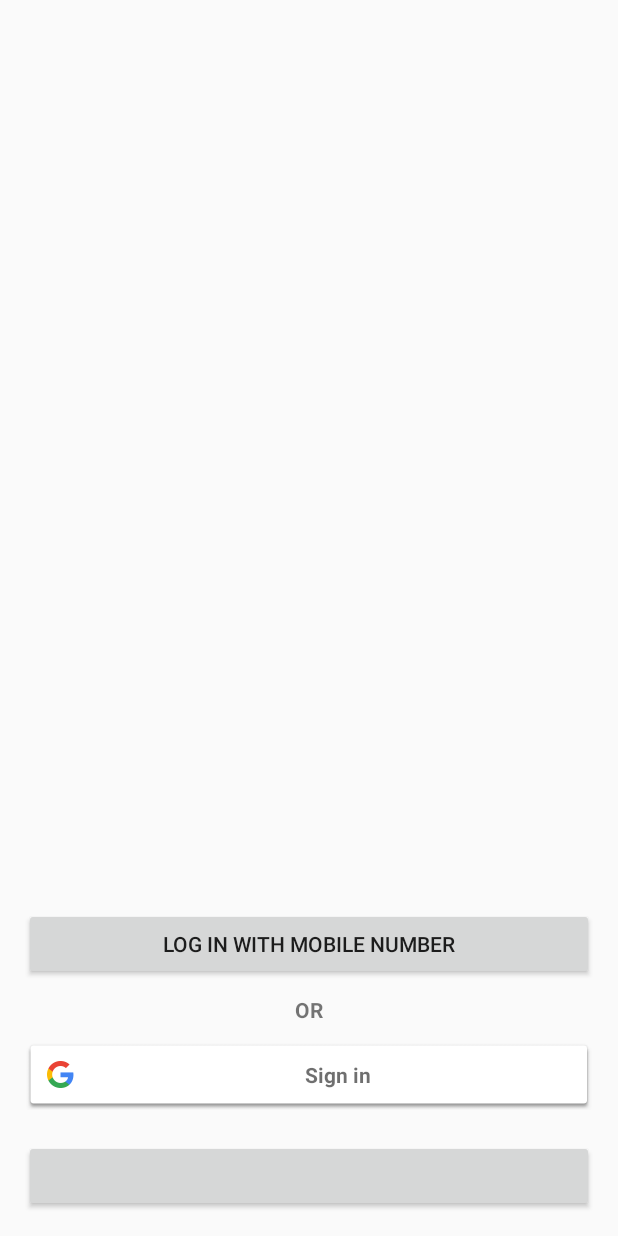
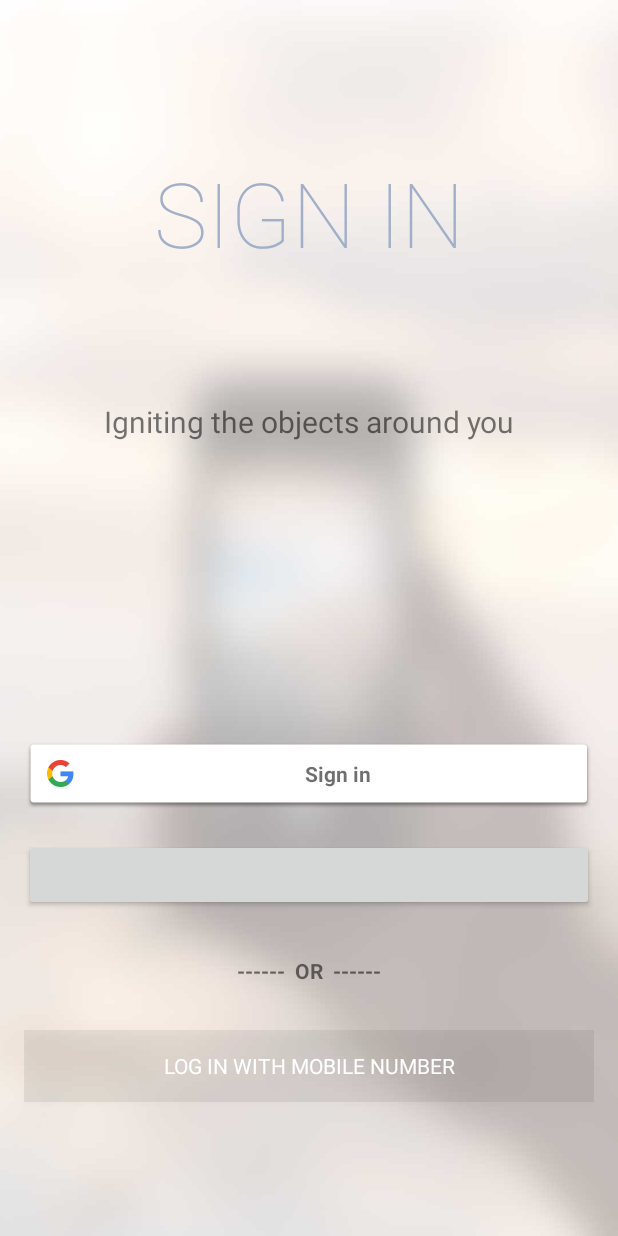
Before and after one commit to CodersForLife/IgnitAR, an Android app: the screen it shows after launch (SignIn), on a phone screen of 412 x 824 dp. Run offline under Robolectric (Android 15) with nearby library versions, the phone set to English and light mode, and no system bars; libraries missing offline, so code that uses them is left out: com.facebook, com.facebook.accountkit, com.facebook.appevents, com.facebook.login, com.firebase.client; plain views replace LoginButton; 13 statements that could not run were skipped.

Commit message:
sign in screen layout changes

```diff
--- a/app/src/main/res/layout/activity_sign_in.xml
+++ b/app/src/main/res/layout/activity_sign_in.xml
@@ -4,29 +4,40 @@
     xmlns:tools="http://schemas.android.com/tools"
     android:layout_width="match_parent"
     android:layout_height="match_parent"
+    android:orientation="vertical"
+    android:weightSum="7"
+    android:background="@drawable/background_blur"
+    tools:context="com.vizy.ignitar.activities.SignIn">
+    <TextView
+        android:layout_width="match_parent"
+        android:layout_weight="3"
+        android:gravity="center|center_horizontal"
+        android:textColor="#a1b0c8"
+        android:layout_marginTop="@dimen/activity_horizontal_margin"
+        android:fontFamily="sans-serif-thin"
+        android:textSize="60sp"
+        android:layout_height="wrap_content"
+        android:text="SIGN IN"/>
+    <TextView
+        android:layout_width="match_parent"
+        android:layout_weight="3"
+        android:fontFamily="sans-serif-thin"
+        android:textStyle="bold"
+        android:textSize="20sp"
+        android:gravity="center_horizontal"
+        android:text="Igniting the objects around you"
+        android:layout_height="wrap_content" />
+    <LinearLayout
+        android:layout_width="match_parent"
+        android:orientation="vertical"
+        android:layout_weight="1"
         android:paddingBottom="@dimen/activity_vertical_margin"
         android:paddingLeft="@dimen/activity_horizontal_margin"
         android:paddingRight="@dimen/activity_horizontal_margin"
         android:paddingTop="@dimen/activity_vertical_margin"
-    tools:context="com.vizy.ignitar.activities.SignIn">
-    <LinearLayout
-        android:layout_width="match_parent"
-        android:orientation="vertical"
         android:layout_gravity="bottom"
+        android:layout_marginBottom="@dimen/activity_horizontal_margin"
         android:layout_height="wrap_content">
-    <Button
-        android:id="@+id/mobile_number_login"
-        android:layout_width="match_parent"
-        android:layout_height="wrap_content"
-        android:layout_gravity="center_horizontal"
-        android:text="Log In With Mobile number" />
-    <TextView
-        android:layout_width="match_parent"
-        android:layout_marginTop="10dp"
-        android:textStyle="bold"
-        android:gravity="center"
-        android:layout_height="wrap_content"
-        android:text="OR"/>
         <com.google.android.gms.common.SignInButton
             android:id="@+id/sign_in_button"
             android:layout_width="match_parent"
@@ -42,6 +53,24 @@
             android:paddingTop="10dp"
             android:paddingBottom="10dp"
             />
+    <TextView
+        android:layout_width="match_parent"
+        android:layout_marginTop="30dp"
+        android:textStyle="bold"
+        android:gravity="center"
+        android:layout_marginBottom="30dp"
+        android:layout_height="wrap_content"
+        android:text="------  OR  ------"/>
+
+        <Button
+            android:id="@+id/mobile_number_login"
+            android:layout_width="match_parent"
+            android:fontFamily="sans-serif"
+            android:background="#11000000"
+            android:layout_height="wrap_content"
+            android:textColor="@color/white"
+            android:layout_gravity="center_horizontal"
+            android:text="Log In With Mobile number" />
 
     </LinearLayout>
 </LinearLayout>
```
Also changed, not shown: app/src/main/res/drawable-hdpi/background.jpg (added), app/src/main/res/drawable-hdpi/background_blur.jpg (added). Lines whose indentation alone changed are shown as unchanged.
